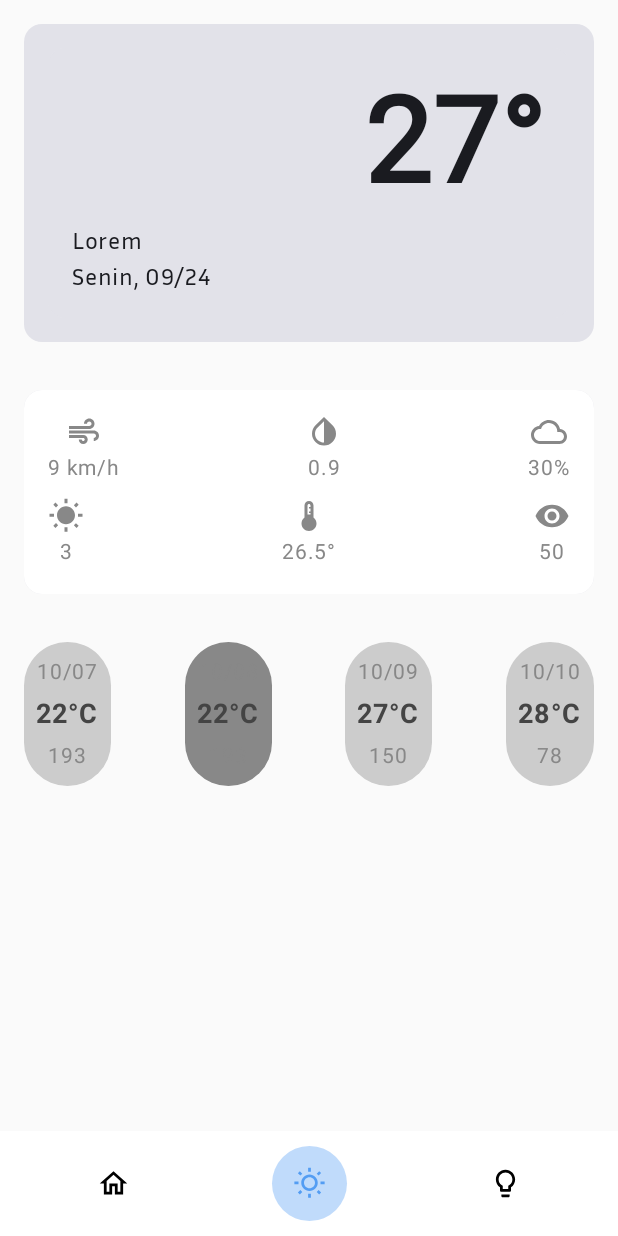
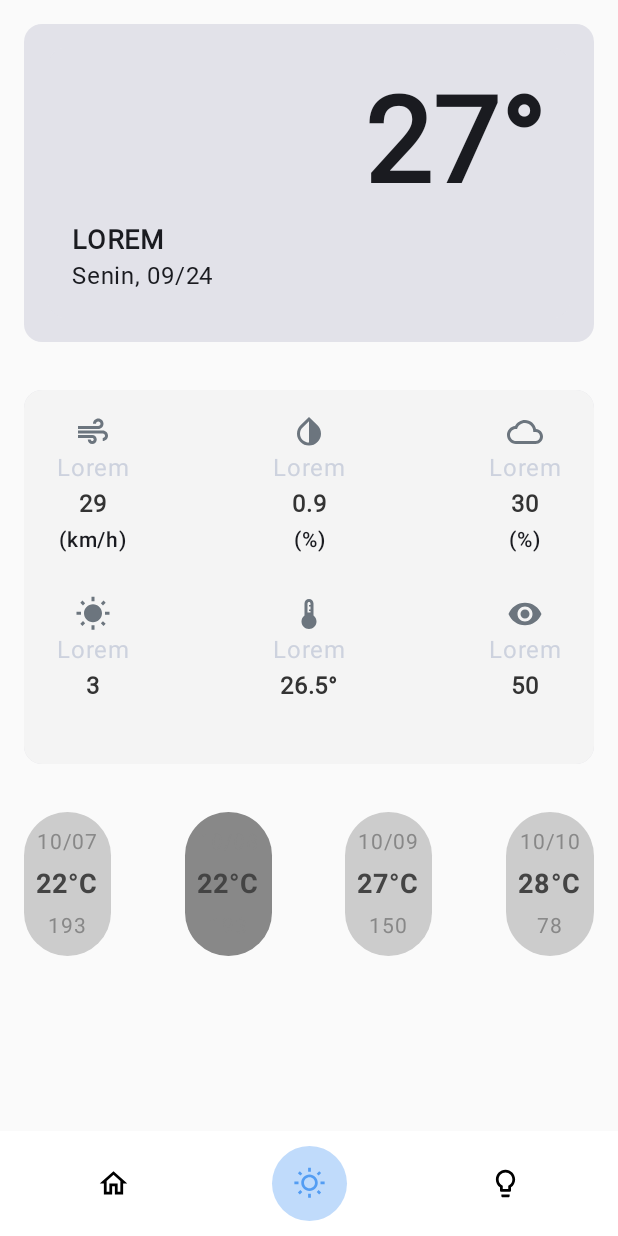
Before and after one commit to ahmadzakiakmal/EnviroLink, an Android app built with Jetpack Compose: the WeatherDetailScreen screen opened through its navigation route, on a phone screen of 412 x 824 dp. Run offline under Robolectric (Android 15) with nearby library versions, the phone set to English and light mode, and no system bars; Roboto replaces fonts that are not available here.

Commit message:
feat: tidy up WeatherDetailScreen

```diff
--- a/app/src/main/java/com/example/envirolink/ui/pages/WeatherDetailScreen.kt
+++ b/app/src/main/java/com/example/envirolink/ui/pages/WeatherDetailScreen.kt
@@ -11,6 +11,7 @@ import androidx.compose.foundation.layout.fillMaxWidth
 import androidx.compose.foundation.layout.height
 import androidx.compose.foundation.layout.padding
 import androidx.compose.foundation.layout.size
+import androidx.compose.foundation.layout.width
 import androidx.compose.foundation.layout.wrapContentHeight
 import androidx.compose.foundation.lazy.LazyColumn
 import androidx.compose.foundation.shape.CircleShape
@@ -115,12 +116,15 @@ fun CurrentWeather() {
                 )
             }
             Text(
-                text = "Lorem",
-                fontFamily = InriaSansFamily
+                text = "LOREM",
+                fontFamily = InterFamily,
+                fontWeight = FontWeight.Bold,
+                fontSize = 18.sp
             )
             Text(
                 text = "Senin, 09/24",
-                fontFamily = InriaSansFamily
+                fontFamily = InterFamily,
+                fontSize = 16.sp
             )
         }
     }
@@ -130,7 +134,7 @@ fun CurrentWeather() {
 fun WeatherDetails() {
     Column(
         modifier = Modifier
-            .background(Color.White)
+            .background(Color(0xFFF4F4F4))
             .padding(16.dp)
             .fillMaxWidth()
     ) {
@@ -138,38 +142,49 @@ fun WeatherDetails() {
             horizontalArrangement = Arrangement.SpaceBetween,
             modifier = Modifier.fillMaxWidth()
         ) {
-            WeatherDetailItem(icon = Icons.Default.Air, "9 km/h")
-            WeatherDetailItem(icon = Icons.Default.InvertColors, "0.9")
-            WeatherDetailItem(icon = Icons.Default.CloudQueue, "30%")
+            WeatherDetailItem(icon = Icons.Default.Air, "29", unit = "km/h")
+            WeatherDetailItem(icon = Icons.Default.InvertColors, "0.9", unit = "%")
+            WeatherDetailItem(icon = Icons.Default.CloudQueue, "30", unit = "%")
         }
-        Spacer(modifier = Modifier.height(8.dp))
+        Spacer(modifier = Modifier.height(25.dp))
         Row(
             horizontalArrangement = Arrangement.SpaceBetween,
             modifier = Modifier.fillMaxWidth()
         ) {
-            WeatherDetailItem(icon = Icons.Default.WbSunny, "3")
-            WeatherDetailItem(icon = Icons.Default.Thermostat, "26.5°")
-            WeatherDetailItem(icon = Icons.Default.Visibility, "50")
+            WeatherDetailItem(icon = Icons.Default.WbSunny, "3", "")
+            WeatherDetailItem(icon = Icons.Default.Thermostat, "26.5°", "")
+            WeatherDetailItem(icon = Icons.Default.Visibility, "50", "")
         }
     }
 }
 
 @Composable
-fun WeatherDetailItem(icon: ImageVector, text: String) {
+fun WeatherDetailItem(icon: ImageVector, value: String, unit: String) {
     Column(
-        horizontalAlignment = Alignment.CenterHorizontally
+        horizontalAlignment = Alignment.CenterHorizontally,
+        modifier = Modifier.width(60.dp)
     ) {
         Icon(
             imageVector = icon,
             contentDescription = "Weather Detail Icon",
             modifier = Modifier.size(24.dp),
-            tint = Color.Gray
+            tint = Color(0xFF6C757E)
         )
-        Text(
-            text = text,
-            fontSize = 14.sp,
-            color = Color.Gray
-        )
+        Text("Lorem", color = Color(0xFFCDD2DE))
+        Column(horizontalAlignment = Alignment.CenterHorizontally) {
+            Text(
+                text = value,
+                fontSize = 16.sp,
+                color = Color(0xFF333333),
+                fontFamily = InterFamily,
+                fontWeight = FontWeight.SemiBold
+            )
+            Text(
+                text = if (unit !== "") "($unit)" else "",
+                fontSize = 14.sp,
+                fontWeight = FontWeight.SemiBold,
+            )
+        }
     }
 }
 
@@ -207,6 +222,6 @@ fun ForecastItem(date: String, temp: String, value: String, isSelected: Boolean
 
 @Preview(showBackground = true)
 @Composable
-fun PreviewWeatherDetailScreen(){
+fun PreviewWeatherDetailScreen() {
     WeatherDetailScreen(navController = rememberNavController())
 }
```
